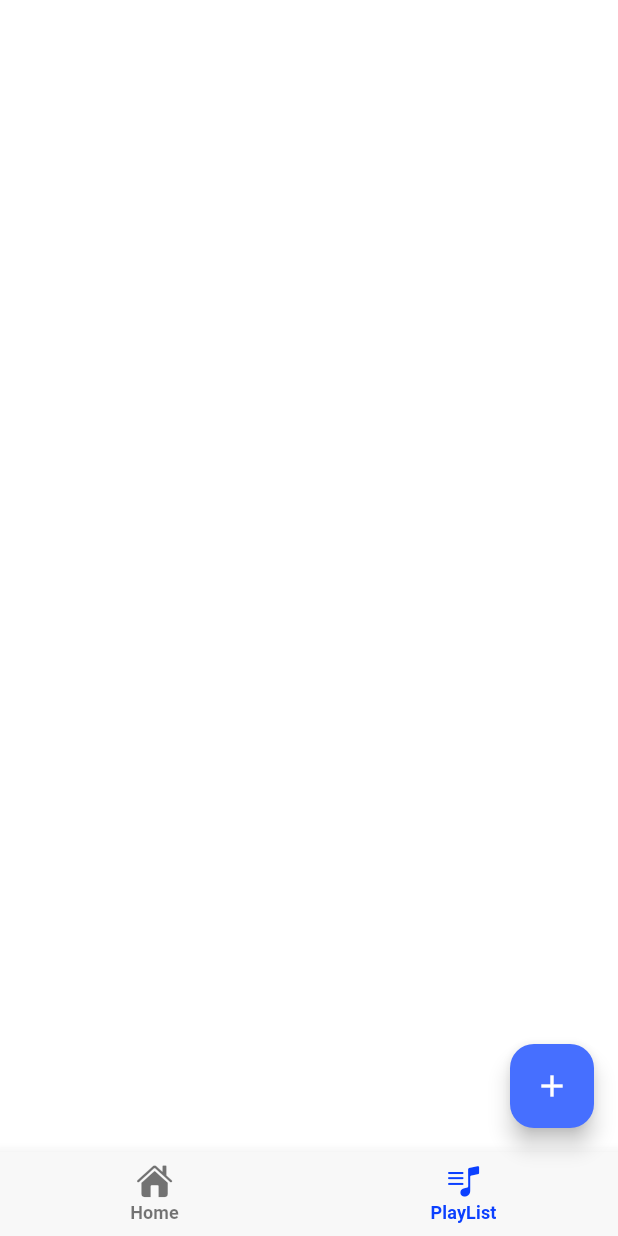
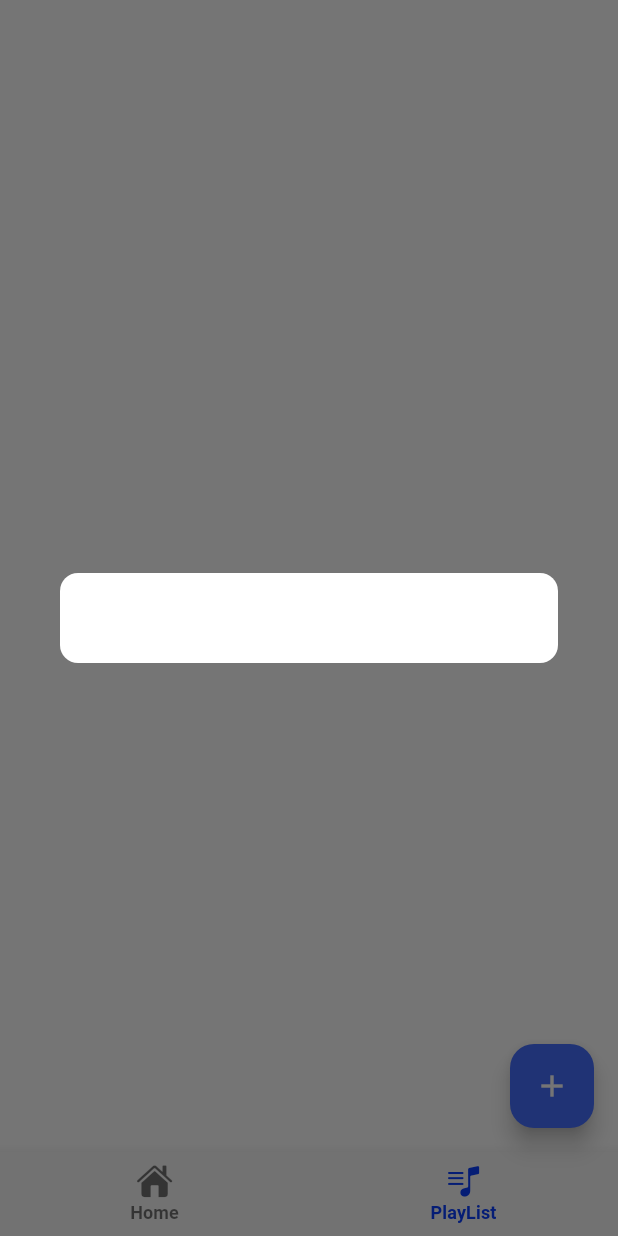
Before and after one commit to mohammad-dehghanifard/flutter_music_player, a Flutter app: the screen it shows after launch, item 2 of the bottom bar chosen, after a tap on the "add" icon, on a phone screen of 412 x 824 dp. Run offline on Flutter 3.47's test engine with Material 3 defaults, Android fonts, the phone set to English and light mode, and no system bars; our stand-ins replace get, google_fonts, just_audio, on_audio_query; Roboto replaces fonts that are missing (Vazirmatn).

Commit message:
impl PlayListController base class

```diff
--- /dev/null
+++ b/lib/controllers/play_list_controller.dart
@@ -0,0 +1,20 @@
+import 'package:flutter/cupertino.dart';
+import 'package:get/get.dart';
+import 'package:on_audio_query/on_audio_query.dart';
+
+class PlayListController extends GetxController {
+//============================= Variables ======================================
+  final OnAudioQuery _audioQuery = OnAudioQuery();
+  final TextEditingController playListName = TextEditingController();
+  List<PlaylistModel>? playLists;
+
+//============================= Methods ========================================
+  void createPlayList() { }
+  Future<void> _fetchAllPlayList() async { }
+//============================= Life Cycles ====================================
+  @override
+  void onInit() {
+    _fetchAllPlayList();
+    super.onInit();
+  }
+}
--- a/lib/views/main_view.dart
+++ b/lib/views/main_view.dart
@@ -1,8 +1,10 @@
 import 'package:flutter/cupertino.dart';
 import 'package:flutter/material.dart';
 import 'package:flutter_music_player/controllers/navigation_controller.dart';
+import 'package:flutter_music_player/controllers/play_list_controller.dart';
 import 'package:flutter_music_player/views/home_view.dart';
 import 'package:flutter_music_player/views/play_list_view.dart';
+import 'package:flutter_music_player/widgets/add_play_list_dialog.dart';
 import 'package:get/get.dart';
 
 class MainView extends StatelessWidget {
@@ -32,7 +34,9 @@ class MainView extends StatelessWidget {
             ],
           ),
           floatingActionButton: controller.selectedIndex == 1? FloatingActionButton(
-            onPressed: () {},
+            onPressed: () {
+             showDialog(context: context, builder: (context) => AddPlayListDialog());
+            },
             child: const Icon(Icons.add,color: Colors.white,) ,
           ) : null,
           body:  IndexedStack(
--- a/lib/views/play_list_view.dart
+++ b/lib/views/play_list_view.dart
@@ -1,14 +1,21 @@
 import 'package:flutter/material.dart';
+import 'package:flutter_music_player/controllers/play_list_controller.dart';
+import 'package:get/get.dart';
 
 class PlayListView extends StatelessWidget {
   const PlayListView({super.key});
 
   @override
   Widget build(BuildContext context) {
-    return Column(
-      children: [
+    return GetBuilder(
+      init: PlayListController(),
+      builder: (controller) {
+        return Column(
+          children: [
 
-      ],
+          ],
+        );
+      }
     );
   }
 }
--- /dev/null
+++ b/lib/widgets/add_play_list_dialog.dart
@@ -0,0 +1,18 @@
+import 'package:flutter/material.dart';
+
+class AddPlayListDialog extends StatelessWidget {
+  const AddPlayListDialog({super.key});
+
+  @override
+  Widget build(BuildContext context) {
+    return Dialog(
+      shape: RoundedRectangleBorder(
+        borderRadius: BorderRadius.circular(12)
+      ),
+      child: SizedBox(
+        width: double.infinity,
+        height: 60,
+      ),
+    );
+  }
+}
```
